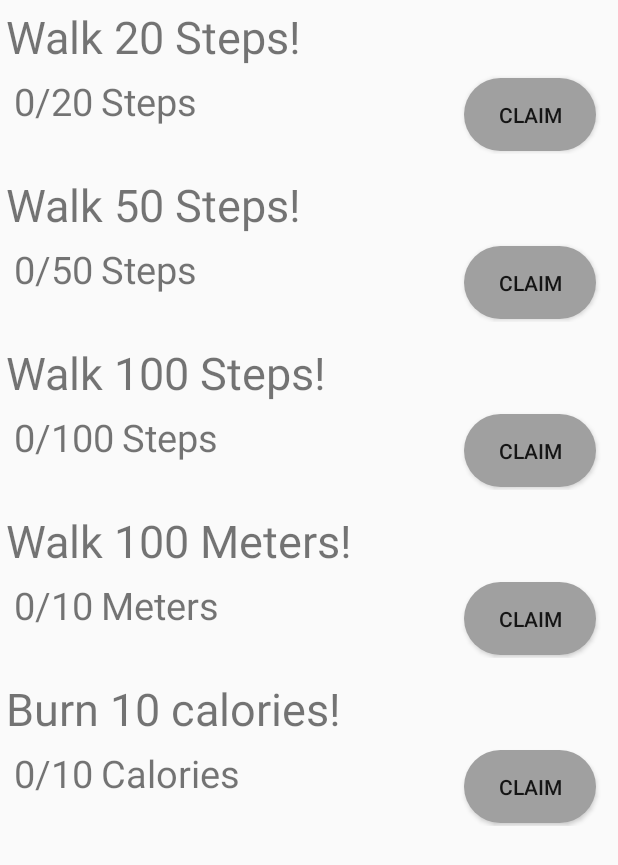
After one commit to femisd/FitPic, an Android app: the GoalsActivity screen opened directly, with no data from a screen before it, on a phone screen of 412 x 824 dp. The commit adds this screen. Shown: the top 865 px of the screen. Run offline under Robolectric (Android 15) with nearby library versions, the phone set to English and light mode, and no system bars; 1 statement that could not run was skipped.

Commit message:
Step counter and chalanges activity merged to main branch

```diff
--- a/app/build.gradle
+++ b/app/build.gradle
@@ -39,6 +39,7 @@ dependencies {
     implementation 'de.hdodenhof:circleimageview:1.2.1'
     api 'com.theartofdev.edmodo:android-image-cropper:2.8.+'
     implementation 'com.squareup.picasso:picasso:2.71828'
+    implementation 'androidx.recyclerview:recyclerview:1.0.0'
 }
 
 apply plugin: 'com.google.gms.google-services'
--- /dev/null
+++ b/app/src/main/java/com/example/offlinemaps/Challenges.java
@@ -0,0 +1,59 @@
+package com.example.offlinemaps;
+
+public class Challenges {
+
+    private  int progress;
+    private String challengeName;
+    private int challengeLimit;
+    private String challengeFormat;
+    private int points;
+
+
+    public Challenges(int progress, String challengeName, int challengeLimit, String challengeFormat, int points) {
+        this.progress = progress;
+        this.challengeName = challengeName;
+        this.challengeLimit = challengeLimit;
+        this.challengeFormat = challengeFormat;
+        this.points = points;
+    }
+
+    public int getProgress() {
+        return progress;
+    }
+
+    public void setProgress(int progress) {
+        this.progress = progress;
+    }
+
+    public String getChallengeName() {
+        return challengeName;
+    }
+
+    public void setChallengeName(String challengeName) {
+        this.challengeName = challengeName;
+    }
+
+    public int getChallengeLimit() {
+        return challengeLimit;
+    }
+
+    public void setChallengeLimit(int challengeLimit) {
+        this.challengeLimit = challengeLimit;
+    }
+
+    public String getChallengeFormat() {
+        return challengeFormat;
+    }
+
+    public void setChallengeFormat(String challengeFormat) {
+        this.challengeFormat = challengeFormat;
+    }
+
+    public int getPoints() {
+        return points;
+    }
+
+    public void setPoints(int points) {
+        this.points = points;
+    }
+}
--- /dev/null
+++ b/app/src/main/java/com/example/offlinemaps/ChallengesAdapter.java
@@ -0,0 +1,98 @@
+package com.example.offlinemaps;
+
+import android.content.Context;
+import android.view.LayoutInflater;
+import android.view.View;
+import android.view.ViewGroup;
+import android.widget.Button;
+import android.widget.LinearLayout;
+import android.widget.TextView;
+import android.widget.Toast;
+
+import java.util.ArrayList;
+
+import androidx.annotation.NonNull;
+import androidx.recyclerview.widget.RecyclerView;
+
+public class ChallengesAdapter extends RecyclerView.Adapter<ChallengesAdapter.ChallengesViewHolder> {
+    private ArrayList<Challenges> mChallangesList;
+    private Context context;
+
+    public static class ChallengesViewHolder extends RecyclerView.ViewHolder{
+
+        public TextView challengeNameText;
+        public TextView progressText;
+        public TextView challengeLimitText;
+        public TextView challengeFormatText;
+        public Button claimButton;
+        public LinearLayout challengeLayout;
+
+
+        public ChallengesViewHolder(@NonNull View itemView) {
+            super(itemView);
+            challengeNameText = itemView.findViewById(R.id.challengeNameText);
+            progressText = itemView.findViewById(R.id.currentStepView);
+            challengeLimitText = itemView.findViewById(R.id.challengeLimitText);
+            challengeFormatText = itemView.findViewById(R.id.challengeFormatText);
+            claimButton = itemView.findViewById(R.id.claimBtn);
+            challengeLayout = itemView.findViewById(R.id.challengeElementLayout);
+
+
+        }
+    }
+
+
+    public ChallengesAdapter(ArrayList<Challenges> challengesList){
+        //Pass the list from the list from the adapter.
+        mChallangesList = challengesList;
+
+    }
+
+
+    @NonNull
+    @Override
+    public ChallengesViewHolder onCreateViewHolder(@NonNull ViewGroup viewGroup, int i) {
+        View v = LayoutInflater.from(viewGroup.getContext()).inflate(R.layout.reward_element, viewGroup, false);
+        ChallengesViewHolder viewHolder = new ChallengesViewHolder(v);
+        context = viewGroup.getContext();
+        return viewHolder;
+    }
+
+    @Override
+    public void onBindViewHolder(@NonNull final ChallengesViewHolder challengesViewHolder, int i) {
+        final Challenges currentItem = mChallangesList.get(i);
+        challengesViewHolder.challengeNameText.setText(currentItem.getChallengeName());
+        challengesViewHolder.progressText.setText(String.valueOf(currentItem.getProgress()));
+        challengesViewHolder.challengeLimitText.setText(String.valueOf(currentItem.getChallengeLimit()));
+        challengesViewHolder.challengeFormatText.setText(currentItem.getChallengeFormat());
+
+        if( Integer.valueOf(currentItem.getProgress()) > Integer.valueOf(currentItem.getChallengeLimit()) ){
+            challengesViewHolder.claimButton.setBackgroundResource(R.drawable.buttonstyle);
+
+            challengesViewHolder.claimButton.setOnClickListener(new View.OnClickListener() {
+                @Override
+                public void onClick(View v) {
+                    Toast.makeText(context, " Congratulations!\n"+ currentItem.getPoints() + " added!", Toast.LENGTH_LONG).show();
+
+                        challengesViewHolder.challengeLayout.setVisibility(View.GONE);
+                }
+            });
+        }else{
+
+            challengesViewHolder.claimButton.setOnClickListener(new View.OnClickListener() {
+                @Override
+                public void onClick(View v) {
+                    Toast.makeText(context, "Challenge not yet complete\nKeep it up!", Toast.LENGTH_SHORT).show();
+                }
+            });
+
+        }
+
+    }
+
+    @Override
+    public int getItemCount() {
+
+        return mChallangesList.size();
+    }
+}
--- /dev/null
+++ b/app/src/main/java/com/example/offlinemaps/GoalsActivity.java
@@ -0,0 +1,51 @@
+package com.example.offlinemaps;
+
+import android.content.Intent;
+import android.os.Bundle;
+
+import java.util.ArrayList;
+
+import androidx.appcompat.app.AppCompatActivity;
+import androidx.recyclerview.widget.LinearLayoutManager;
+import androidx.recyclerview.widget.RecyclerView;
+
+
+public class GoalsActivity extends AppCompatActivity {
+
+
+    private int currentStep;
+    private RecyclerView goalsRecyclerView;
+    private RecyclerView.Adapter adapter;
+    private RecyclerView.LayoutManager layoutManager;
+
+    @Override
+    protected void onCreate(Bundle savedInstanceState) {
+        super.onCreate(savedInstanceState);
+        setContentView(R.layout.activity_goals);
+
+       Intent intent = getIntent();
+       Bundle bundle = intent.getExtras();
+        currentStep = bundle.getInt("currentSteps");
+
+
+        ArrayList<Challenges> challengesList = new ArrayList<>();
+
+        challengesList.add(new Challenges(getCurrentStep(),"Walk 20 Steps!", 20, "Steps",20));
+        challengesList.add(new Challenges(getCurrentStep(),"Walk 50 Steps!", 50, "Steps",50));
+        challengesList.add(new Challenges(getCurrentStep(),"Walk 100 Steps!", 100, "Steps",100));
+        challengesList.add(new Challenges(0,"Walk 100 Meters!", 10, "Meters",20));
+        challengesList.add(new Challenges(getCurrentStep()/20,"Burn 10 calories!", 10, "Calories",20));
+
+        goalsRecyclerView = findViewById(R.id.goalsRecyclerView);
+        goalsRecyclerView.setHasFixedSize(true);
+        layoutManager = new LinearLayoutManager(this);
+        adapter = new ChallengesAdapter(challengesList);
+
+        goalsRecyclerView.setLayoutManager(layoutManager);
+        goalsRecyclerView.setAdapter(adapter);
+    }
+
+    public int getCurrentStep() {
+        return currentStep;
+    }
+}
--- /dev/null
+++ b/app/src/main/res/drawable/buttonstlye_dead.xml
@@ -0,0 +1,9 @@
+<?xml version="1.0" encoding="utf-8"?>
+<shape xmlns:android="http://schemas.android.com/apk/res/android">
+    <solid android:color="#a0a0a0" />
+    <padding android:top="15dp"
+        android:left="15dp"
+        android:right="15dp"
+        android:bottom="15dp" />
+    <corners android:radius="45dp" />
+</shape>
--- /dev/null
+++ b/app/src/main/res/layout/activity_goals.xml
@@ -0,0 +1,15 @@
+<?xml version="1.0" encoding="utf-8"?>
+<LinearLayout xmlns:android="http://schemas.android.com/apk/res/android"
+    xmlns:app="http://schemas.android.com/apk/res-auto"
+    xmlns:tools="http://schemas.android.com/tools"
+    android:layout_width="match_parent"
+    android:layout_height="match_parent"
+    tools:context=".GoalsActivity"
+    android:orientation="vertical">
+
+
+    <androidx.recyclerview.widget.RecyclerView
+        android:id="@+id/goalsRecyclerView"
+        android:layout_width="match_parent"
+        android:layout_height="match_parent" />
+</LinearLayout>
--- /dev/null
+++ b/app/src/main/res/layout/reward_element.xml
@@ -0,0 +1,73 @@
+<?xml version="1.0" encoding="utf-8"?>
+<LinearLayout
+    xmlns:android="http://schemas.android.com/apk/res/android" android:layout_width="match_parent"
+    android:layout_height="wrap_content"
+    android:orientation="vertical"
+    android:layout_margin="2dp"
+    android:padding="2dp"
+    android:id="@+id/challengeElementLayout"
+    android:visibility="visible">
+
+    <TextView
+        android:id="@+id/challengeNameText"
+        android:layout_width="wrap_content"
+        android:layout_height="wrap_content"
+        android:text="Walk 100 steps!"
+        android:textSize="30dp"/>
+
+    <LinearLayout
+        android:layout_width="match_parent"
+        android:layout_height="wrap_content"
+        android:orientation="horizontal"
+        android:layout_margin="5dp">
+
+
+
+        <LinearLayout
+            android:layout_width="wrap_content"
+            android:layout_height="wrap_content"
+            android:orientation="horizontal"
+            android:layout_weight="1">
+
+            <TextView
+                android:id="@+id/currentStepView"
+                android:layout_width="wrap_content"
+                android:layout_height="wrap_content"
+                android:text="0"
+                android:textSize="25dp"/>
+
+            <TextView
+                android:layout_width="wrap_content"
+                android:layout_height="wrap_content"
+                android:text="/"
+                android:textSize="25dp"/>
+
+            <TextView
+                android:id="@+id/challengeLimitText"
+                android:layout_width="wrap_content"
+                android:layout_height="wrap_content"
+                android:text="0"
+                android:textSize="25dp"/>
+
+            <TextView
+                android:id="@+id/challengeFormatText"
+                android:layout_width="wrap_content"
+                android:layout_height="wrap_content"
+                android:text="Steps"
+                android:textSize="25dp"
+                android:paddingLeft="5dp"/>
+        </LinearLayout>
+
+        <Button
+            android:id="@+id/claimBtn"
+            android:layout_width="wrap_content"
+            android:layout_height="wrap_content"
+            android:layout_marginHorizontal="5dp"
+            android:layout_marginVertical="2dp"
+            android:text="Claim"
+            android:background="@drawable/buttonstlye_dead"/>
+
+    </LinearLayout>
+
+
+</LinearLayout>
```
Also changed, not shown: app/src/main/AndroidManifest.xml (+9 -0 lines), app/src/main/java/com/example/offlinemaps/ProfileUI.java (+26 -16 lines), app/src/main/java/com/example/offlinemaps/StepCounterActivity.java (added, +66 -0 lines), app/src/main/res/layout/activity_stepcounter.xml (added, +29 -0 lines), app/src/main/res/layout/content_profile_ui.xml (+10 -0 lines), 9 other files.
